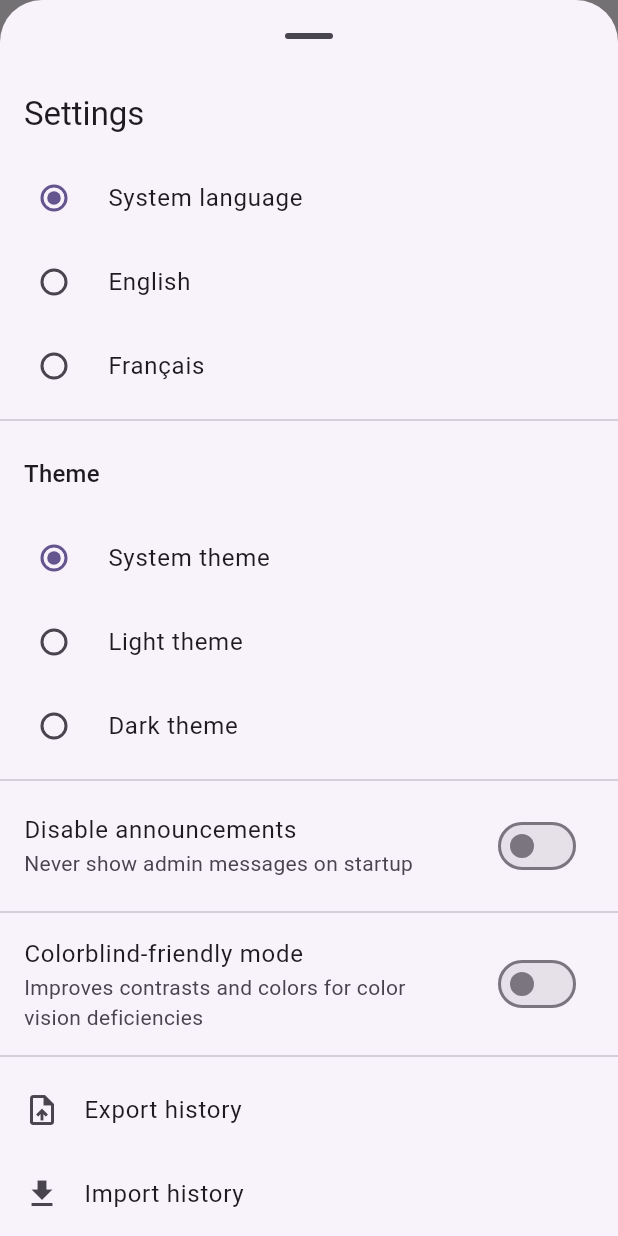
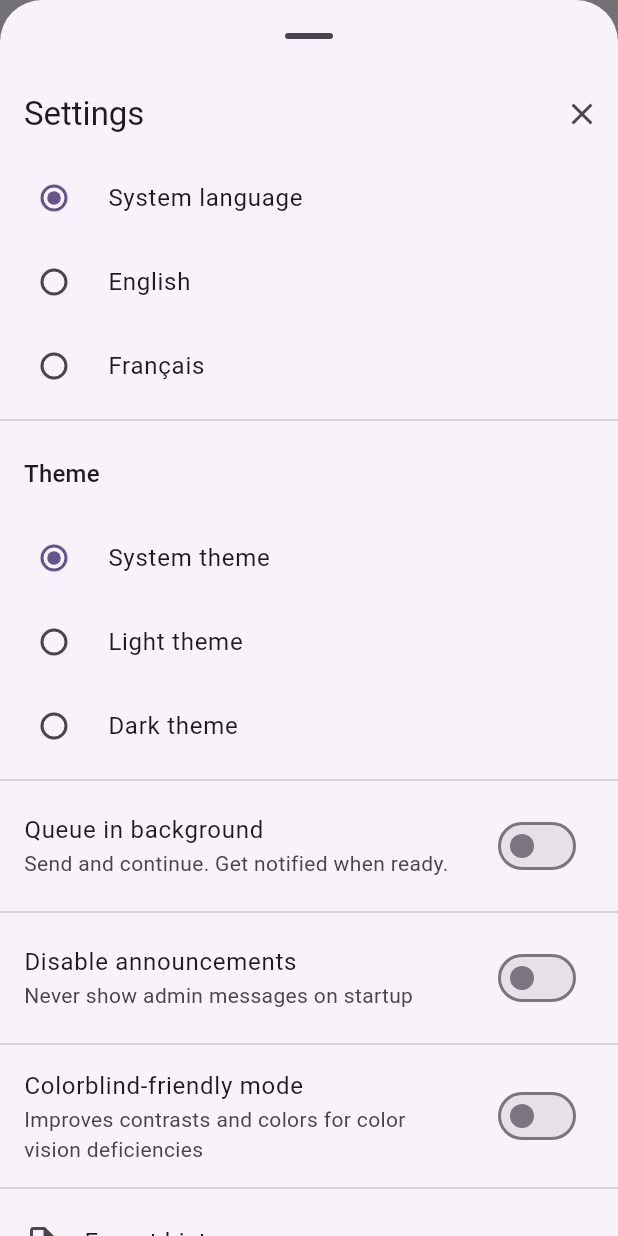
Before and after one commit to hectarox/NutriLens, a Flutter app: the MainScreen screen opened directly, after a tap on the "settings" icon, on a phone screen of 412 x 824 dp. Run offline on Flutter 3.47's test engine with Material 3 defaults, Android fonts, the phone set to English and light mode, and no system bars; drawn by our look-alikes of dynamic_color; our stand-ins replace file_picker, flutter_dotenv, flutter_local_notifications, flutter_markdown, font_awesome_flutter, image_picker and 2 more; missing offline and left inert: flutter_background_service, flutter_background_service_android, health, mobile_scanner; accounts and stored records are empty; network calls fail.

Commit message:
refactor: Move queue toggle to settings and add close button
- Remove queue mode toggle from main tab for cleaner UI
- Add queue toggle to settings menu with same functionality
- Add close button (X) to settings header for better UX
- Frees up space in main tab for result display
- Improves settings navigation with clear exit option

```diff
--- a/lib/main.dart
+++ b/lib/main.dart
@@ -2286,7 +2286,20 @@ class _MainScreenState extends State<MainScreen> with SingleTickerProviderStateM
             child: Column(
               mainAxisSize: MainAxisSize.min,
               children: [
-                ListTile(title: Text(s.settings, style: Theme.of(ctx).textTheme.titleLarge)),
+                Row(
+                  children: [
+                    Expanded(
+                      child: ListTile(
+                        title: Text(s.settings, style: Theme.of(ctx).textTheme.titleLarge),
+                      ),
+                    ),
+                    IconButton(
+                      onPressed: () => Navigator.pop(ctx),
+                      icon: const Icon(Icons.close),
+                      tooltip: 'Close settings',
+                    ),
+                  ],
+                ),
                 RadioListTile<String>(
                   value: 'system',
                   groupValue: current,
@@ -2344,6 +2357,18 @@ class _MainScreenState extends State<MainScreen> with SingleTickerProviderStateM
                     if (value != null) {
                       appSettings.setThemeMode(value);
                     }
+                  },
+                ),
+                const Divider(),
+                SwitchListTile(
+                  value: _queueMode,
+                  title: Text(S.of(context).queueInBackground),
+                  subtitle: Text(S.of(context).queueInBackgroundHint),
+                  onChanged: (v) async {
+                    final enabled = v;
+                    setState(() => _queueMode = enabled);
+                    final prefs = await SharedPreferences.getInstance();
+                    await prefs.setBool('queue_mode_enabled', enabled);
                   },
                 ),
                 const Divider(),
@@ -3021,52 +3046,7 @@ class _MainScreenState extends State<MainScreen> with SingleTickerProviderStateM
                     ],
                   ),
 
-                  const SizedBox(height: 16),
-
-                  // Queue mode toggle with modern styling
-                  Container(
-                    padding: const EdgeInsets.all(12),
-                    decoration: BoxDecoration(
-                      color: scheme.surfaceContainerHigh,
-                      borderRadius: BorderRadius.circular(12),
-                    ),
-                    child: Row(
-                      children: [
-                        Icon(
-                          Icons.queue,
-                          color: _queueMode ? scheme.primary : scheme.onSurfaceVariant,
-                        ),
-                        const SizedBox(width: 12),
-                        Expanded(
-                          child: Column(
-                            crossAxisAlignment: CrossAxisAlignment.start,
-                            children: [
-                              Text(
-                                S.of(context).queueInBackground,
-                                style: TextStyle(fontWeight: FontWeight.w500),
-                              ),
-                              Text(
-                                S.of(context).queueInBackgroundHint,
-                                style: TextStyle(
-                                  fontSize: 12,
-                                  color: scheme.onSurfaceVariant,
-                                ),
-                              ),
-                            ],
-                          ),
-                        ),
-                        Switch(
-                          value: _queueMode,
-                          onChanged: (v) async {
-                            final enabled = v;
-                            setState(() => _queueMode = enabled);
-                            final prefs = await SharedPreferences.getInstance();
-                            await prefs.setBool('queue_mode_enabled', enabled);
-                          },
-                        ),
-                      ],
-                    ),
-                  ),
+
                 ],
               ),
             ),
```
